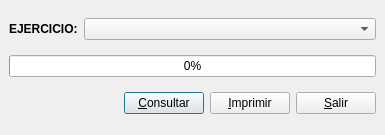
Old version of the form ui/libroiva.ui in the repository Ivanvegacbr/librokuentas.
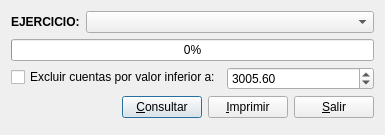
New version of the form. Icons and pictures are not drawn.

```diff
--- a/ui/libroiva.ui
+++ b/ui/libroiva.ui
@@ -13,25 +13,28 @@
   <property name="windowTitle" >
    <string>Libro de IVA SOPORTADO</string>
   </property>
-  <layout class="QVBoxLayout" >
-   <property name="spacing" >
-    <number>6</number>
-   </property>
-   <property name="margin" >
-    <number>9</number>
-   </property>
-   <item>
-    <layout class="QHBoxLayout" >
-     <property name="spacing" >
+  <layout class="QFormLayout" name="formLayout">
+   <item row="0" column="0" colspan="2">
+    <layout class="QHBoxLayout">
+     <property name="spacing">
       <number>6</number>
      </property>
-     <property name="margin" >
+     <property name="leftMargin">
+      <number>0</number>
+     </property>
+     <property name="topMargin">
+      <number>0</number>
+     </property>
+     <property name="rightMargin">
+      <number>0</number>
+     </property>
+     <property name="bottomMargin">
       <number>0</number>
      </property>
      <item>
-      <widget class="QLabel" name="textLabel1" >
-       <property name="sizePolicy" >
-        <sizepolicy vsizetype="Preferred" hsizetype="Fixed" >
+      <widget class="QLabel" name="textLabel1">
+       <property name="sizePolicy">
+        <sizepolicy hsizetype="Fixed" vsizetype="Preferred">
          <horstretch>0</horstretch>
          <verstretch>0</verstretch>
         </sizepolicy>
@@ -45,13 +48,13 @@
       </widget>
      </item>
      <item>
-      <widget class="QComboBox" name="ejerciciocomboBox" />
+      <widget class="QComboBox" name="ejerciciocomboBox"/>
      </item>
     </layout>
    </item>
-   <item>
-    <widget class="QProgressBar" name="progressBar" >
-     <property name="value" >
+   <item row="1" column="0" colspan="2">
+    <widget class="QProgressBar" name="progressBar">
+     <property name="value">
       <number>0</number>
      </property>
      <property name="orientation" >
@@ -59,12 +62,38 @@
      </property>
     </widget>
    </item>
-   <item>
-    <layout class="QHBoxLayout" >
-     <property name="spacing" >
+   <item row="2" column="0">
+    <widget class="QCheckBox" name="excluir">
+     <property name="text">
+      <string>Excluir cuentas por valor inferior a:</string>
+     </property>
+    </widget>
+   </item>
+   <item row="2" column="1">
+    <widget class="QDoubleSpinBox" name="valorMaximo">
+     <property name="maximum">
+      <double>10000.000000000000000</double>
+     </property>
+     <property name="value">
+      <double>3005.599999999999909</double>
+     </property>
+    </widget>
+   </item>
+   <item row="3" column="0" colspan="2">
+    <layout class="QHBoxLayout">
+     <property name="spacing">
       <number>6</number>
      </property>
-     <property name="margin" >
+     <property name="leftMargin">
+      <number>0</number>
+     </property>
+     <property name="topMargin">
+      <number>0</number>
+     </property>
+     <property name="rightMargin">
+      <number>0</number>
+     </property>
+     <property name="bottomMargin">
       <number>0</number>
      </property>
      <item>
@@ -81,8 +110,8 @@
       </spacer>
      </item>
      <item>
-      <widget class="QPushButton" name="consultarpushButton" >
-       <property name="text" >
+      <widget class="QPushButton" name="consultarpushButton">
+       <property name="text">
         <string>&amp;Consultar</string>
        </property>
        <property name="icon" >
@@ -95,8 +124,8 @@
       </widget>
      </item>
      <item>
-      <widget class="QPushButton" name="imprimirpushButton" >
-       <property name="text" >
+      <widget class="QPushButton" name="imprimirpushButton">
+       <property name="text">
         <string>&amp;Imprimir</string>
        </property>
        <property name="icon" >
@@ -109,8 +138,8 @@
       </widget>
      </item>
      <item>
-      <widget class="QPushButton" name="salirpushButton" >
-       <property name="text" >
+      <widget class="QPushButton" name="salirpushButton">
+       <property name="text">
         <string>&amp;Salir</string>
        </property>
        <property name="icon" >
@@ -126,7 +155,7 @@
    </item>
   </layout>
  </widget>
- <layoutdefault spacing="6" margin="11" />
+ <layoutdefault spacing="6" margin="11"/>
  <resources>
   <include location="libroK.qrc" />
  </resources>
```
Left out of the diff: 45 changed lines with no effect on the pictures.
